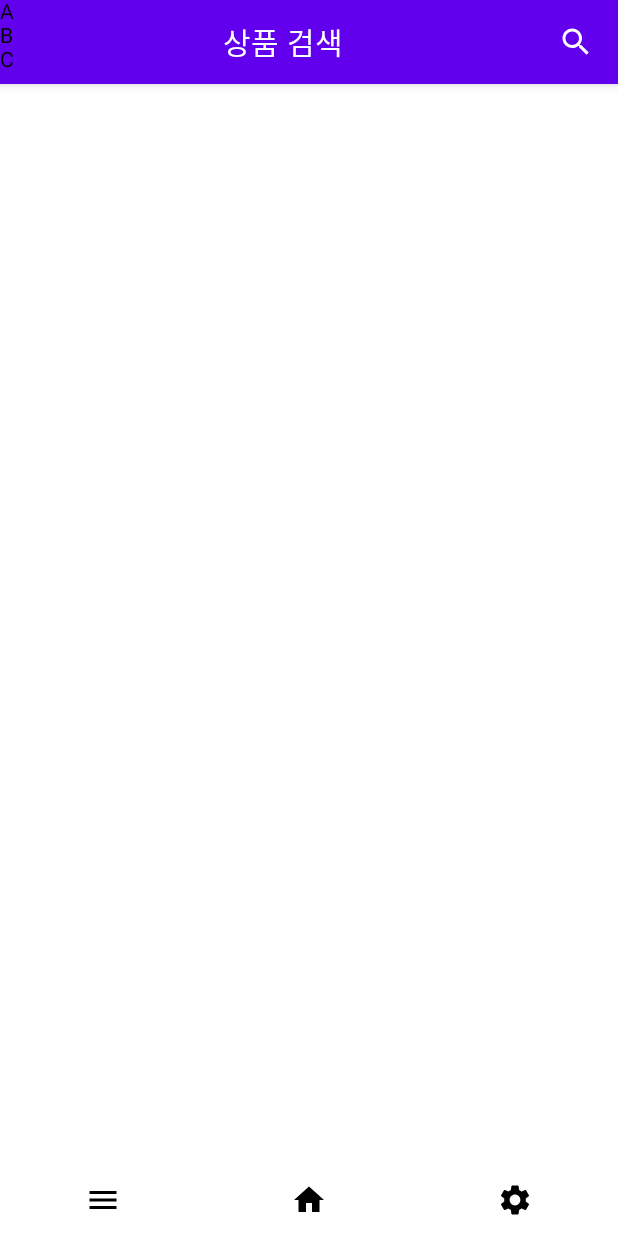
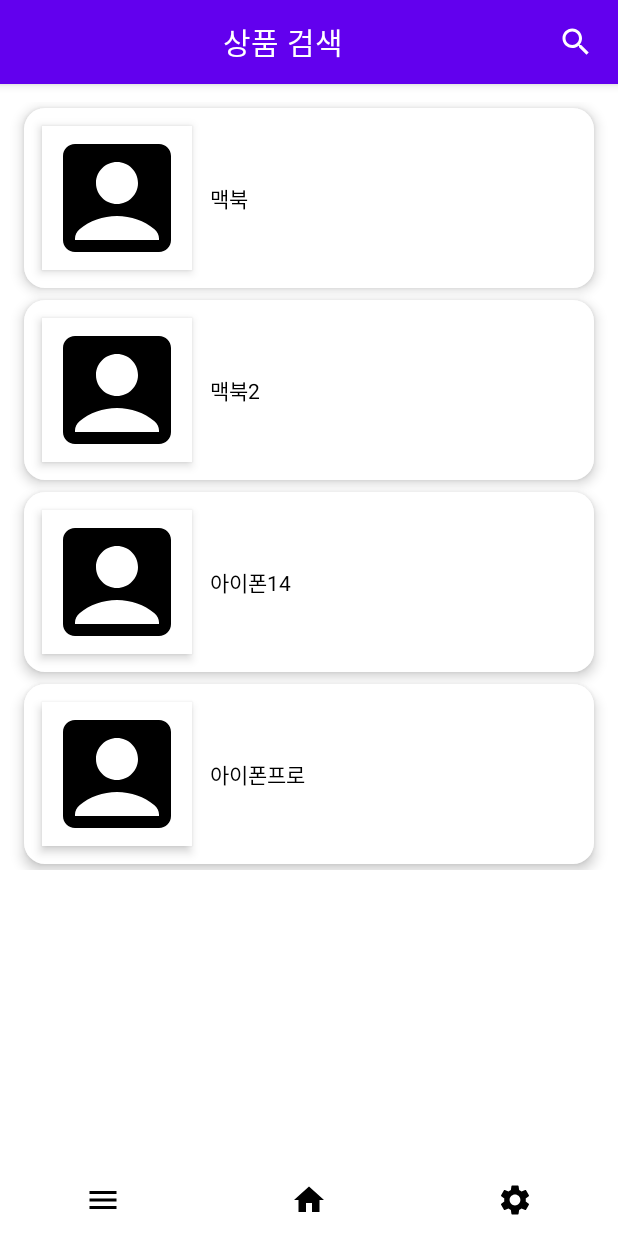
Before and after one commit to Google-Developer-Student-Clubs-TUK/Android-Study, an Android app built with Jetpack Compose: the screen it shows after launch (HomeActivity), on a phone screen of 412 x 824 dp. Run offline under Robolectric (Android 15) with nearby library versions, the phone set to English and light mode, and no system bars.

Commit message:
feat : itemList

```diff
--- a/teawon/project/toyproejct/app/src/main/java/com/example/toy_proejct/scenarios/home/HomeScreen.kt
+++ b/teawon/project/toyproejct/app/src/main/java/com/example/toy_proejct/scenarios/home/HomeScreen.kt
@@ -2,6 +2,10 @@ package com.example.toy_proejct.scenarios.home
 
 import android.util.Log
 import androidx.compose.foundation.layout.*
+import androidx.compose.foundation.lazy.LazyColumn
+import androidx.compose.foundation.lazy.items
+import androidx.compose.foundation.shape.CornerSize
+import androidx.compose.foundation.shape.RoundedCornerShape
 
 
 import androidx.compose.foundation.text.KeyboardActions
@@ -11,9 +15,12 @@ import androidx.compose.material.icons.Icons
 import androidx.compose.material.icons.filled.*
 import androidx.compose.runtime.Composable
 import androidx.compose.runtime.getValue
+import androidx.compose.runtime.rememberCoroutineScope
+import androidx.compose.ui.Alignment
 import androidx.compose.ui.Modifier
 import androidx.compose.ui.draw.alpha
 import androidx.compose.ui.graphics.Color
+import androidx.compose.ui.graphics.RectangleShape
 import androidx.compose.ui.text.TextStyle
 import androidx.compose.ui.text.input.ImeAction
 import androidx.compose.ui.text.style.TextAlign
@@ -21,22 +28,87 @@ import androidx.compose.ui.unit.dp
 import com.example.toy_proejct.ui.component.CommonComponent
 
 
-private val productList = listOf("A", "B", "C")
+//private val productList = listOf("A", "B", "C")
 
 @Composable
 fun HomeScreen(viewModel: HomeViewModel) {
-    Search(viewModel)
+    Search(viewModel, { ItemContent() })
     Column(modifier = Modifier.fillMaxWidth()) {
         //화면에 보여지는 부분을 구성
-        productList.forEach{ item ->
-            ProductItem(item)
-        }
+//        productList.forEach{ item ->
+//            ProductItem(item)
+//        }
 
         Spacer(modifier = Modifier.weight(1f))
         CommonComponent.ButtomNavbar()
     }
 
 }
+
+//@Composable
+//fun Body(content: @Composable () -> Unit) {
+//    ItemTheme {
+//        val scope = rememberCoroutineScope()
+//        val scaffoldState = rememberScaffoldState()
+//
+//        Scaffold(topBar = {
+//            TopAppBar(backgroundColor = Color.Gray, elevation = 5.dp,
+//                title = { Text(text = "Items") },
+//                navigationIcon = {
+//                    Icon(imageVector = Icons.Default.ArrowBack, contentDescription = "Back")
+//                },
+//                actions = {
+//                    Icon(imageVector = Icons.Default.Favorite, contentDescription = "Favorite")
+//                    Icon(imageVector = Icons.Default.Search, contentDescription = "Search")
+//                }
+//            )
+//        }
+//        ) {
+//        content()
+//    }
+//    }
+//}
+
+
+@Composable
+fun ItemContent(itemList: List<String> = listOf(
+    "맥북",
+    "맥북2",
+    "아이폰14",
+    "아이폰프로")){
+    Column(modifier = Modifier.padding(12.dp)) {
+        LazyColumn{
+            items(items = itemList){
+                //Text(text = it)
+                ItemRow(item = it)
+            }
+        }
+    }
+}
+
+@Composable
+fun ItemRow(item: String){ //각 상품에 대한 설명
+    Card(modifier = Modifier
+        .padding(4.dp)
+        .fillMaxWidth()
+        .height(120.dp),
+    shape = RoundedCornerShape(corner = CornerSize(14.dp)),
+        elevation = 5.dp) {
+        Row(verticalAlignment = Alignment.CenterVertically,
+        horizontalArrangement = Arrangement.Start) {
+            Surface(modifier = Modifier
+                .padding(12.dp)
+                .size(100.dp),
+                shape = RectangleShape,
+                elevation = 4.dp){
+                Icon(imageVector = Icons.Default.AccountBox,
+                contentDescription = "Item Image")
+            }
+            Text(text=item)
+            }
+        }
+    }
+
 
 
 
@@ -48,7 +120,7 @@ private fun ProductItem(item: String) {
 }
 
 @Composable
-private fun Search(viewModel: HomeViewModel) {
+private fun Search(viewModel: HomeViewModel, content: @Composable () -> Unit) {
     val searchWidgetState by viewModel.searchWidgetState //활성화 여부
     val searchTextState by viewModel.searchTextState // 검색 변수
 
@@ -73,7 +145,9 @@ private fun Search(viewModel: HomeViewModel) {
                 }
             )
         }
-    ) {}
+    ) {
+        content()
+    }
 }
 
 
```
